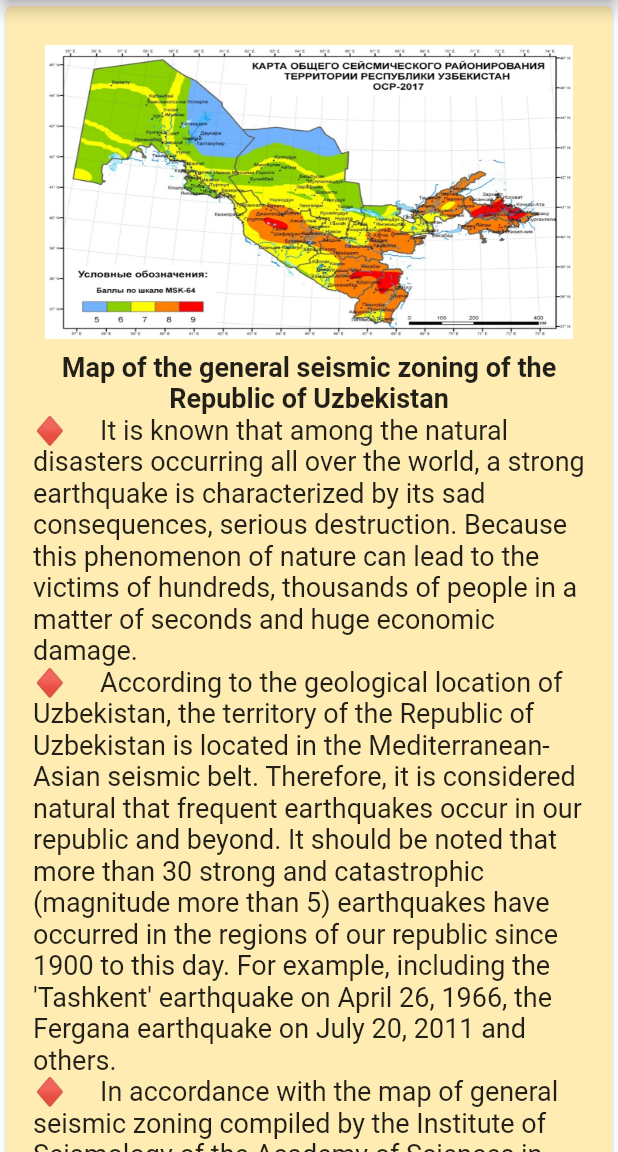
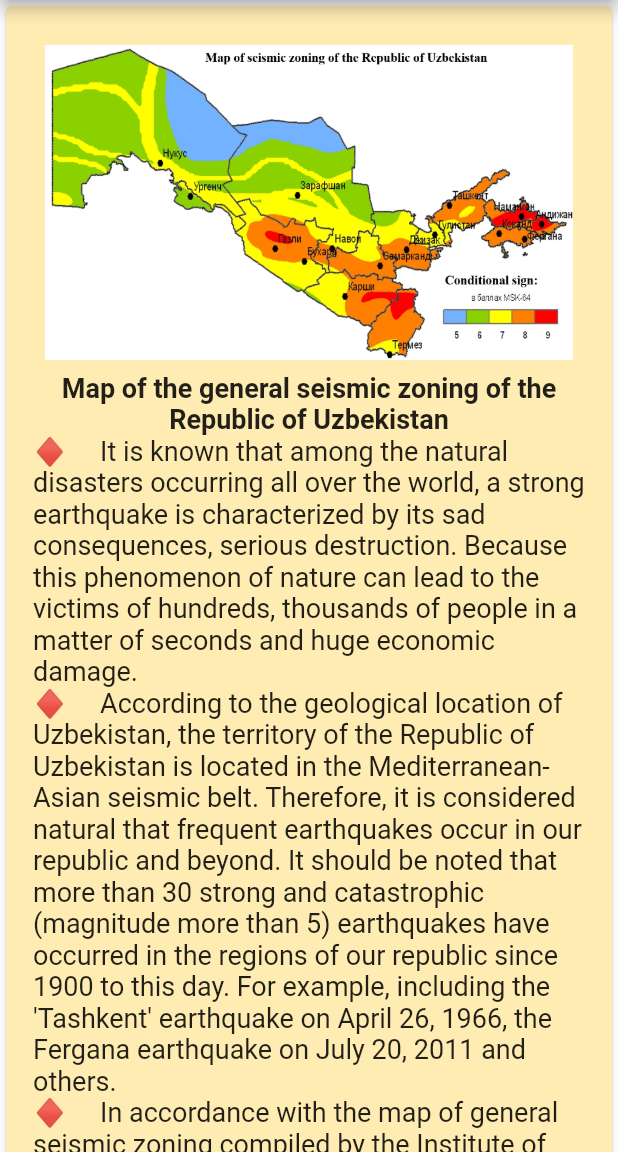
Before and after one commit to Jurody6260/mchs_app, a Flutter app: the MapSeys screen opened by its route, on a phone screen of 412 x 824 dp, the part 84-1236 px from its top. Run offline on Flutter 3.47's test engine with Material 2 defaults, Android fonts, the phone set to English and light mode, and no system bars; our stand-ins replace hive_flutter; accounts and stored records are empty; generated files the repository leaves out were written again.

Commit message:
new maps based on language

```diff
--- a/lib/pages/map.dart
+++ b/lib/pages/map.dart
@@ -9,6 +9,12 @@ class MapSeys extends StatelessWidget {
 
   @override
   Widget build(BuildContext context) {
+    var path = "assets/images/map_seys.png";
+    if (Localizations.localeOf(context) == Locale('uz')) {
+      path = "assets/images/map_seys_uz.png";
+    } else if (Localizations.localeOf(context) == Locale('en')) {
+      path = "assets/images/map_seys_en.png";
+    }
     double sizefs = 18;
     return Scaffold(
       appBar: myBar(),
@@ -27,7 +33,7 @@ class MapSeys extends StatelessWidget {
                       Padding(
                         padding: const EdgeInsets.all(8.0),
                         child: Image(
-                          image: AssetImage("assets/images/map_seys.png"),
+                          image: AssetImage(path),
                         ),
                       ),
                       Text(
--- a/pubspec.yaml
+++ b/pubspec.yaml
@@ -76,6 +76,8 @@ flutter:
     - assets/images/after_5_13-2.png
     - assets/images/intro.png
     - assets/images/map_seys.png
+    - assets/images/map_seys_uz.png
+    - assets/images/map_seys_en.png
     - assets/images/table_after_5_1.png
     - assets/images/prapushiniy.jpg
     - assets/gif/glb.gif
```
Also changed, not shown: assets/images/map_seys_en.png (added), assets/images/map_seys_uz.png (added).
